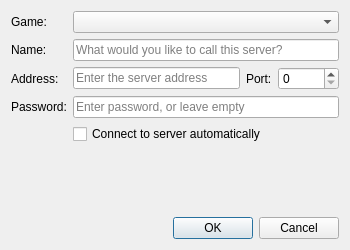
Old version of the form client/ServerEditDialog.ui in the repository OpenRcon/OpenRcon.
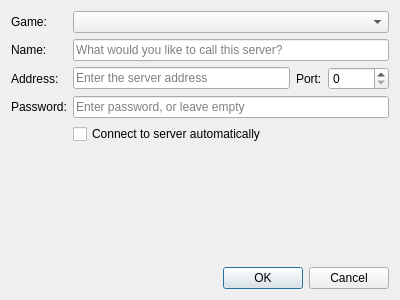
New version of the form. Icons and pictures are not drawn.

```diff
--- a/client/ServerEditDialog.ui
+++ b/client/ServerEditDialog.ui
@@ -6,20 +6,20 @@
    <rect>
     <x>0</x>
     <y>0</y>
-    <width>350</width>
-    <height>250</height>
+    <width>400</width>
+    <height>300</height>
    </rect>
   </property>
   <property name="minimumSize">
    <size>
-    <width>350</width>
-    <height>250</height>
+    <width>400</width>
+    <height>300</height>
    </size>
   </property>
   <property name="maximumSize">
    <size>
-    <width>350</width>
-    <height>250</height>
+    <width>16777215</width>
+    <height>16777215</height>
    </size>
   </property>
   <property name="contextMenuPolicy">
@@ -152,6 +152,9 @@
        <property name="standardButtons">
         <set>QDialogButtonBox::Cancel|QDialogButtonBox::Ok</set>
        </property>
+       <property name="centerButtons">
+        <bool>false</bool>
+       </property>
       </widget>
      </item>
     </layout>
```
